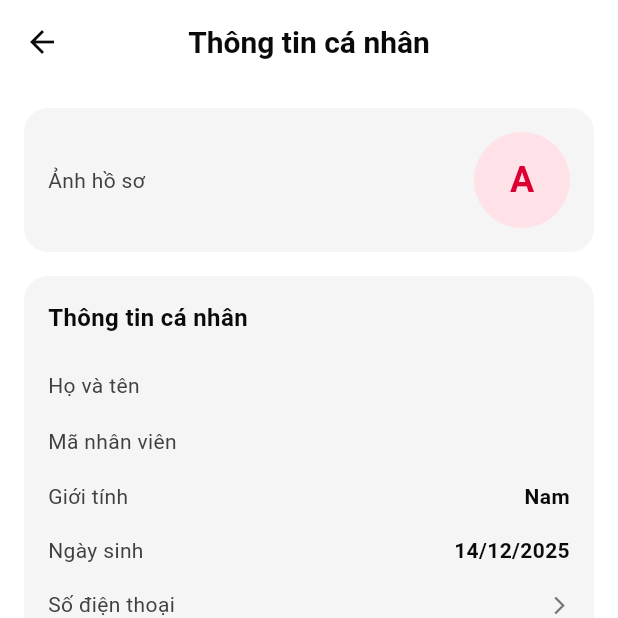
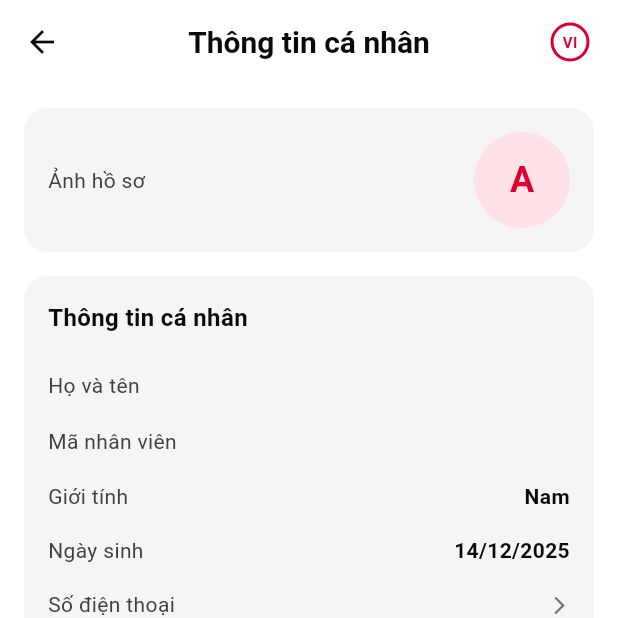
Before and after one commit to Vudangkhoa0910/SmartFactory_CONNECT_App, a Flutter app: the PersonalInfoScreen screen opened directly with empty values, on a phone screen of 412 x 824 dp, the top half of it. Run offline on Flutter 3.47's test engine with Material 3 defaults, Android fonts, the phone set to English and light mode, and no system bars; drawn by our look-alikes of toastification; our stand-ins replace audioplayers, camera, carousel_slider, custom_refresh_indicator, firebase_core, firebase_messaging and 10 more; missing offline and left inert: flutter_displaymode, mobile_scanner, record; accounts and stored records are empty; project files that could hold a hidden picture were left out.

Commit message:
feat(profile): add language toggle to personal info screen

```diff
--- a/lib/screens/profile/pages/personal_info_screen.dart
+++ b/lib/screens/profile/pages/personal_info_screen.dart
@@ -2,6 +2,7 @@ import 'package:flutter/material.dart';
 import '../../../config/app_colors.dart';
 import '../../../models/user_profile_model.dart';
 import '../../../l10n/app_localizations.dart';
+import '../../../widgets/language_toggle_button.dart';
 import '../../../utils/toast_utils.dart';
 import 'personal_info_edit_field_screen.dart';
 
@@ -57,6 +58,10 @@ class _PersonalInfoScreenState extends State<PersonalInfoScreen> {
           icon: Icon(Icons.arrow_back, color: AppColors.gray900),
           onPressed: () => Navigator.pop(context),
         ),
+        actions: const [
+          LanguageToggleIconButton(),
+          SizedBox(width: 8),
+        ],
         title: Text(
           AppLocalizations.of(context)!.personalInfo,
           style: TextStyle(
```
